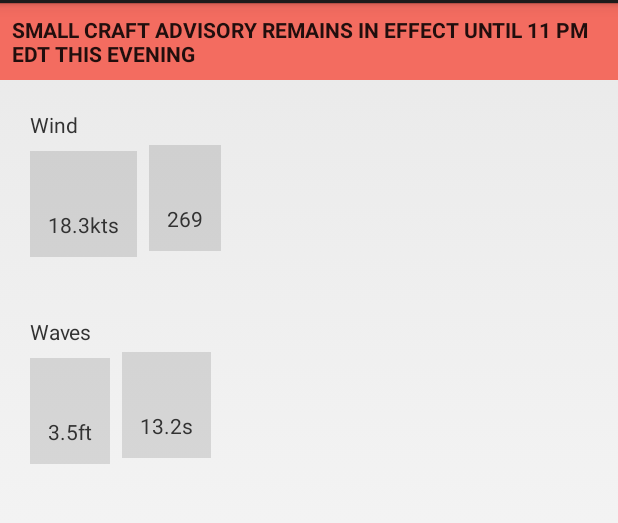
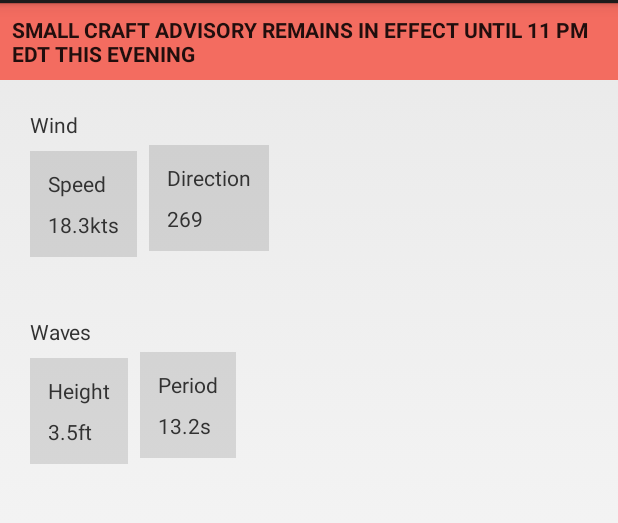
Before and after one commit to krschultz/AndroidWeatherBuoyDemo, an Android app: the screen it shows after launch (BuoyDetailActivity), on a phone screen of 412 x 824 dp, the part 69-592 px from its top. Run offline under Robolectric (Android 15) with nearby library versions, the phone set to English and light mode, and no system bars.

Commit message:
add label attr to InstrumentView

```diff
--- a/app/src/main/java/com/kevinrschultz/weatherbuoy/views/InstrumentView.java
+++ b/app/src/main/java/com/kevinrschultz/weatherbuoy/views/InstrumentView.java
@@ -1,12 +1,15 @@
 package com.kevinrschultz.weatherbuoy.views;
 
 import android.content.Context;
+import android.content.res.TypedArray;
+import android.text.TextUtils;
 import android.util.AttributeSet;
 import android.view.View;
 import android.widget.RelativeLayout;
 import android.widget.TextView;
 
 import com.kevinrschultz.weatherbuoy.R;
+
 
 /**
  * @author Kevin Schultz
@@ -17,19 +20,27 @@ public class InstrumentView extends RelativeLayout implements Instrument {
     private TextView measurementView;
     private TextView unitsView;
 
+    private String labelText;
+
     public InstrumentView(Context context) {
         super(context);
         init();
     }
 
     public InstrumentView(Context context, AttributeSet attrs) {
-        super(context, attrs);
-        init();
+        this(context, attrs, 0);
     }
 
     public InstrumentView(Context context, AttributeSet attrs, int defStyle) {
         super(context, attrs, defStyle);
-        init();
+        TypedArray ta = context.getTheme().obtainStyledAttributes(attrs, R.styleable.InstrumentView, 0, 0);
+        try {
+            labelText = ta.getString(R.styleable.InstrumentView_labelText);
+            init();
+        } finally {
+           // why does un commenting this crash? Should not be the case?
+           // ta.recycle();
+        }
     }
 
     private void init() {
@@ -37,6 +48,9 @@ public class InstrumentView extends RelativeLayout implements Instrument {
         labelView = TextView.class.cast(v.findViewById(R.id.view_instrument_label));
         measurementView = TextView.class.cast(v.findViewById(R.id.view_instrument_measurement));
         unitsView = TextView.class.cast(v.findViewById(R.id.view_instrument_units));
+        if(!TextUtils.isEmpty(labelText)) {
+            setLabel(labelText);
+        }
     }
 
     @Override
--- a/app/src/main/res/layout/fragment_buoy_detail.xml
+++ b/app/src/main/res/layout/fragment_buoy_detail.xml
@@ -2,6 +2,7 @@
 
 <LinearLayout xmlns:android="http://schemas.android.com/apk/res/android"
     xmlns:tools="http://schemas.android.com/tools"
+    xmlns:custom="http://schemas.android.com/apk/res-auto"
     android:layout_width="match_parent"
     android:layout_height="match_parent"
     android:orientation="vertical">
@@ -24,7 +25,7 @@
             android:layout_alignParentLeft="true"
             android:layout_alignParentTop="true"
             android:layout_margin="@dimen/half_padding"
-            android:text="@string/wind" />
+            android:text="@string/wind"/>
 
         <com.kevinrschultz.weatherbuoy.views.InstrumentView
             android:id="@+id/buoy_detail_wind_speed"
@@ -32,7 +33,8 @@
             android:layout_height="wrap_content"
             android:layout_alignParentLeft="true"
             android:layout_below="@id/buoy_detail_wind_section_header"
-            android:layout_margin="@dimen/half_padding" />
+            android:layout_margin="@dimen/half_padding"
+            custom:labelText="@string/speed"/>
 
         <com.kevinrschultz.weatherbuoy.views.InstrumentView
             android:id="@+id/buoy_detail_wind_direction"
@@ -40,7 +42,8 @@
             android:layout_height="wrap_content"
             android:layout_alignBottom="@id/buoy_detail_wind_speed"
             android:layout_margin="@dimen/half_padding"
-            android:layout_toRightOf="@id/buoy_detail_wind_speed" />
+            android:layout_toRightOf="@id/buoy_detail_wind_speed"
+            custom:labelText="@string/direction"/>
 
     </RelativeLayout>
 
@@ -65,7 +68,8 @@
             android:layout_height="wrap_content"
             android:layout_alignParentLeft="true"
             android:layout_below="@id/buoy_detail_wave_section_header"
-            android:layout_margin="@dimen/half_padding" />
+            android:layout_margin="@dimen/half_padding"
+            custom:labelText="@string/height"/>
 
         <com.kevinrschultz.weatherbuoy.views.InstrumentView
             android:id="@+id/buoy_detail_wave_period"
@@ -73,7 +77,8 @@
             android:layout_height="wrap_content"
             android:layout_alignBottom="@id/buoy_detail_wave_height"
             android:layout_margin="@dimen/half_padding"
-            android:layout_toRightOf="@id/buoy_detail_wave_height" />
+            android:layout_toRightOf="@id/buoy_detail_wave_height"
+            custom:labelText="@string/period"/>
 
     </RelativeLayout>
 
--- /dev/null
+++ b/app/src/main/res/values/attrs.xml
@@ -0,0 +1,6 @@
+<?xml version="1.0" encoding="utf-8"?>
+<resources>
+    <declare-styleable name="InstrumentView">
+        <attr name="labelText" format="string"/>
+    </declare-styleable>
+</resources>
--- a/app/src/main/res/values/strings.xml
+++ b/app/src/main/res/values/strings.xml
@@ -6,5 +6,9 @@
     <string name="action_settings">Settings</string>
     <string name="wind">Wind</string>
     <string name="wave">Waves</string>
+    <string name="speed">Speed</string>
+    <string name="direction">Direction</string>
+    <string name="height">Height</string>
+    <string name="period">Period</string>
 
 </resources>
```
